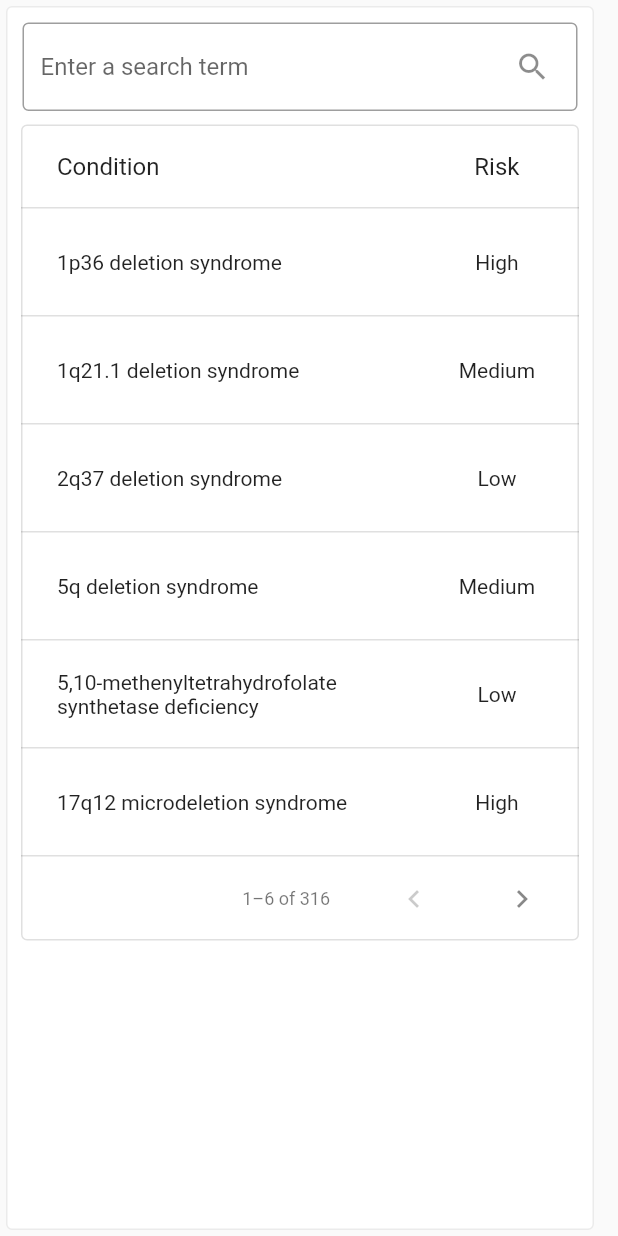
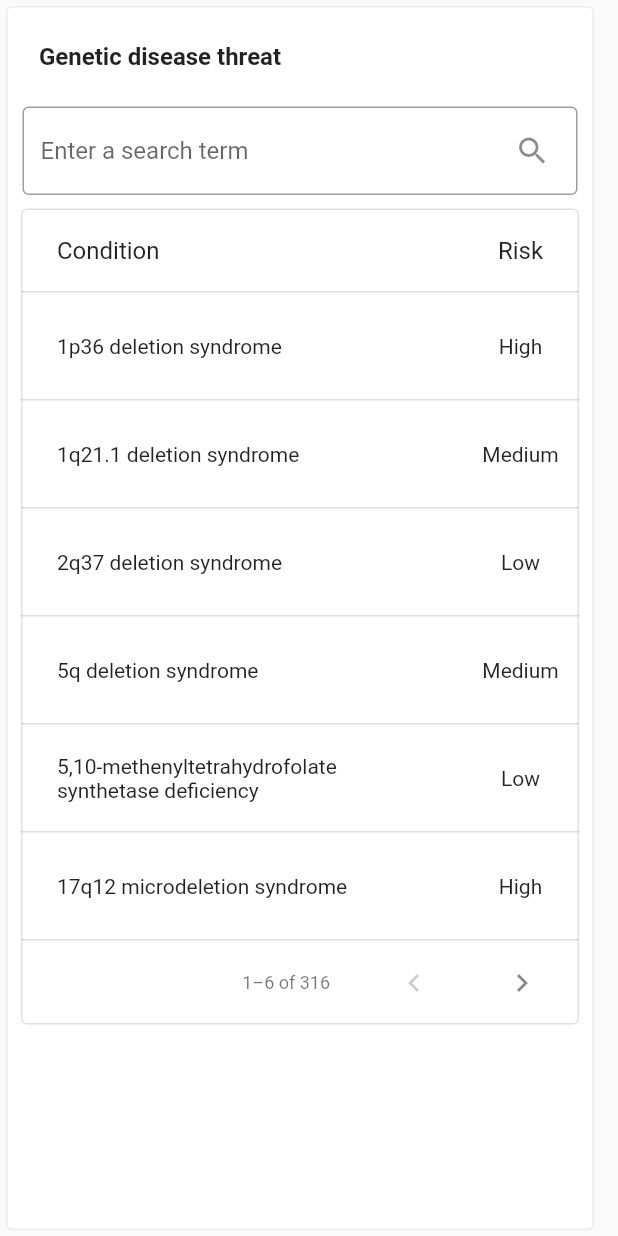
Before and after one commit to medicamina/ui, a Flutter app: the ResultsTable widget shown alone on an empty page, opened directly, on a phone screen of 412 x 824 dp. Run offline on Flutter 3.47's test engine with Material 2 defaults, Android fonts, the phone set to English and light mode, and no system bars; our stand-ins replace community_material_icon, date_time_picker, fl_chart, flutter_modular, google_fonts, supabase_flutter and 1 more; missing offline and left inert: syncfusion_flutter_maps; accounts and stored records are empty.

```diff
--- a/src/ui/lib/dash/home/widget.dart
+++ b/src/ui/lib/dash/home/widget.dart
@@ -263,9 +263,14 @@ class _ResultsTableState extends State<ResultsTable> {
 
   @override
   Widget build(BuildContext context) {
-
     setState(() {
-      _rowsPerPage = MediaQuery.of(context).size.width >= 2400 ? 18 : MediaQuery.of(context).size.width >= 2000 ? 12 : MediaQuery.of(context).size.width >= 600 ? 4 : 6;
+      _rowsPerPage = MediaQuery.of(context).size.width >= 2400
+          ? 18
+          : MediaQuery.of(context).size.width >= 2000
+              ? 12
+              : MediaQuery.of(context).size.width >= 600
+                  ? 4
+                  : 6;
     });
 
     return Card(
@@ -280,6 +285,17 @@ class _ResultsTableState extends State<ResultsTable> {
         padding: const EdgeInsets.all(6),
         child: Column(
           children: [
+            SizedBox(
+              width: MediaQuery.of(context).size.width - 32,
+              child: ListTile(
+                title: Text(
+                  'Genetic disease threat',
+                  style: TextStyle(
+                    fontWeight: Modular.get<MedicaminaThemeState>().getDarkMode() ? FontWeight.normal : FontWeight.bold,
+                  ),
+                ),
+              ),
+            ),
             SizedBox(
               width: MediaQuery.of(context).size.width - 32,
               child: Padding(
@@ -326,8 +342,8 @@ class _ResultsTableState extends State<ResultsTable> {
                   columnSpacing: 24,
                   columns: [
                     DataColumn(
-                      label: SizedBox(
-                        width: 100,
+                      label: Expanded(
+                        flex: 3,
                         child: Text(
                           'Condition',
                           style: Theme.of(context).textTheme.subtitle1,
@@ -335,7 +351,8 @@ class _ResultsTableState extends State<ResultsTable> {
                       ),
                     ),
                     DataColumn(
-                      label: Expanded(
+                      label: SizedBox(
+                        width: (MediaQuery.of(context).size.width - 32) * 0.3,
                         child: Center(
                           child: Text(
                             'Risk',
@@ -2319,7 +2336,13 @@ class ResultsData extends DataTableSource {
           ),
         ),
         DataCell(
-          Center(child: Text(_searchedData[index]['risk'].toString())),
+          SizedBox(
+            width: (MediaQuery.of(context).size.width - 32) * 0.3,
+            child: Center(child: Text(_searchedData[index]['risk'].toString())),
+            // child: Wrap(
+            //   children: [Text(_searchedData[index]['condition'].toString())],
+            // ),
+          ),
         )
       ],
     );
```
Also changed, not shown: 1 other file.
